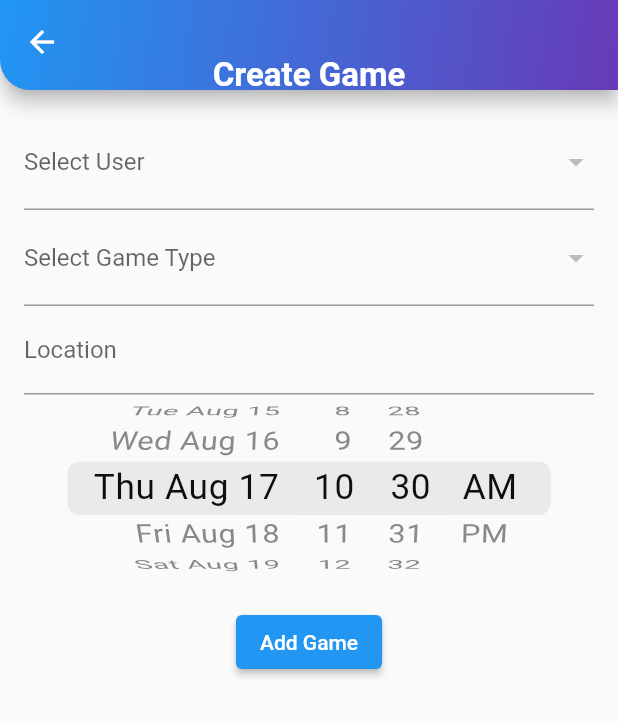
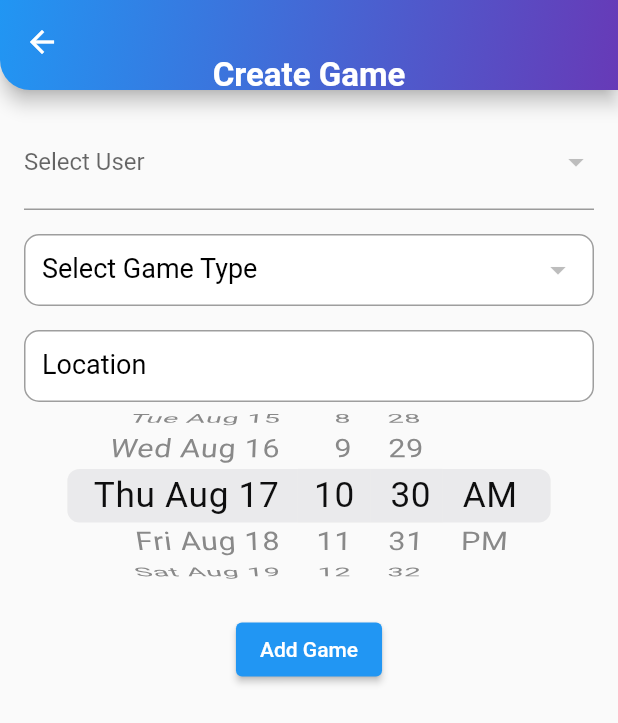
Before and after one commit to pedroalmeida96/gamebuddy-flutter, a Flutter app: the CreateGamePage screen opened directly, on a phone screen of 412 x 824 dp. Shown: the top 723 px of the screen. Run offline on Flutter 3.47's test engine with Material 2 defaults, Android fonts, the phone set to English and light mode, and no system bars; our stand-ins replace fluttertoast, multi_select_flutter; accounts and stored records are empty.

Commit message:
custom dropdown added

```diff
--- a/lib/pages/create_game.dart
+++ b/lib/pages/create_game.dart
@@ -6,6 +6,8 @@ import 'package:gamebuddy/widgets/toast_utils.dart';
 import 'package:intl/intl.dart';
 import '../model/game.dart';
 import '../model/appuser.dart';
+import '../widgets/gamebuddy_dropdown.dart';
+import '../widgets/gamebuddy_textfield.dart';
 
 class CreateGamePage extends StatefulWidget {
   @override
@@ -66,7 +68,8 @@ class _CreateGamePageState extends State<CreateGamePage> {
                 labelText: 'Select User',
               ),
             ),
-            DropdownButtonFormField<String>(
+            const SizedBox(height: 16),
+            GamebuddyDropdown<String>(
               value: _selectedGameType,
               items: _gameTypes.map((gameType) {
                 return DropdownMenuItem<String>(
@@ -77,15 +80,13 @@ class _CreateGamePageState extends State<CreateGamePage> {
               onChanged: (gameType) {
                 _selectedGameType = gameType;
               },
-              decoration: const InputDecoration(
-                labelText: 'Select Game Type',
-              ),
+              labelText: 'Select Game Type',
             ),
-            TextField(
+            const SizedBox(height: 16),
+            GamebuddyTextField(
               controller: _locationController,
-              decoration: const InputDecoration(
-                labelText: 'Location',
-              ),
+              isEnabled: true,
+              labelText: 'Location',
             ),
             SizedBox(
               height: 125,
--- /dev/null
+++ b/lib/widgets/gamebuddy_dropdown.dart
@@ -0,0 +1,47 @@
+import 'package:flutter/material.dart';
+
+class GamebuddyDropdown<T> extends StatelessWidget {
+  final T? value;
+  final List<DropdownMenuItem<T>> items;
+  final ValueChanged<T?>? onChanged;
+  final String labelText;
+
+  const GamebuddyDropdown({
+    Key? key,
+    required this.value,
+    required this.items,
+    required this.onChanged,
+    required this.labelText,
+  }) : super(key: key);
+
+  @override
+  Widget build(BuildContext context) {
+    return DropdownButtonFormField<T>(
+      value: value,
+      items: items,
+      onChanged: onChanged,
+      decoration: InputDecoration(
+        labelText: labelText,
+        labelStyle: const TextStyle(
+          fontSize: 18,
+          color: Colors.black,
+        ),
+        border: OutlineInputBorder(
+          borderRadius: BorderRadius.circular(10),
+          borderSide: const BorderSide(color: Colors.grey),
+        ),
+        enabledBorder: OutlineInputBorder(
+          borderRadius: BorderRadius.circular(10),
+          borderSide: const BorderSide(color: Colors.grey),
+        ),
+        focusedBorder: OutlineInputBorder(
+          borderRadius: BorderRadius.circular(10),
+          borderSide: const BorderSide(color: Colors.blue),
+        ),
+        filled: true,
+        fillColor: Colors.white,
+        contentPadding: const EdgeInsets.all(12),
+      ),
+    );
+  }
+}
```
